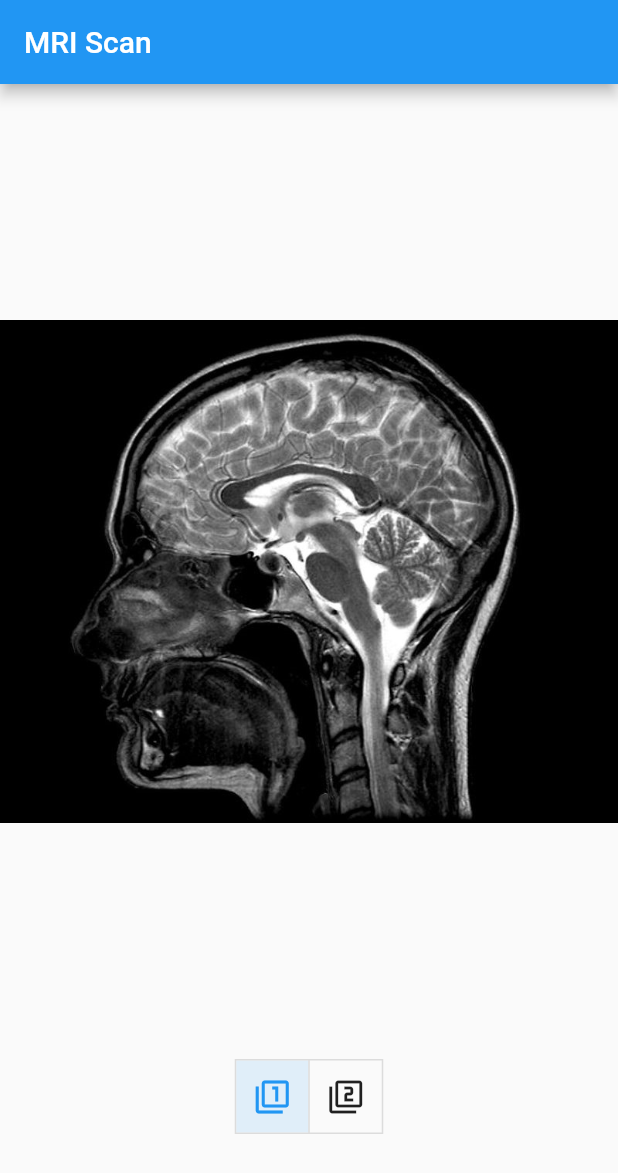
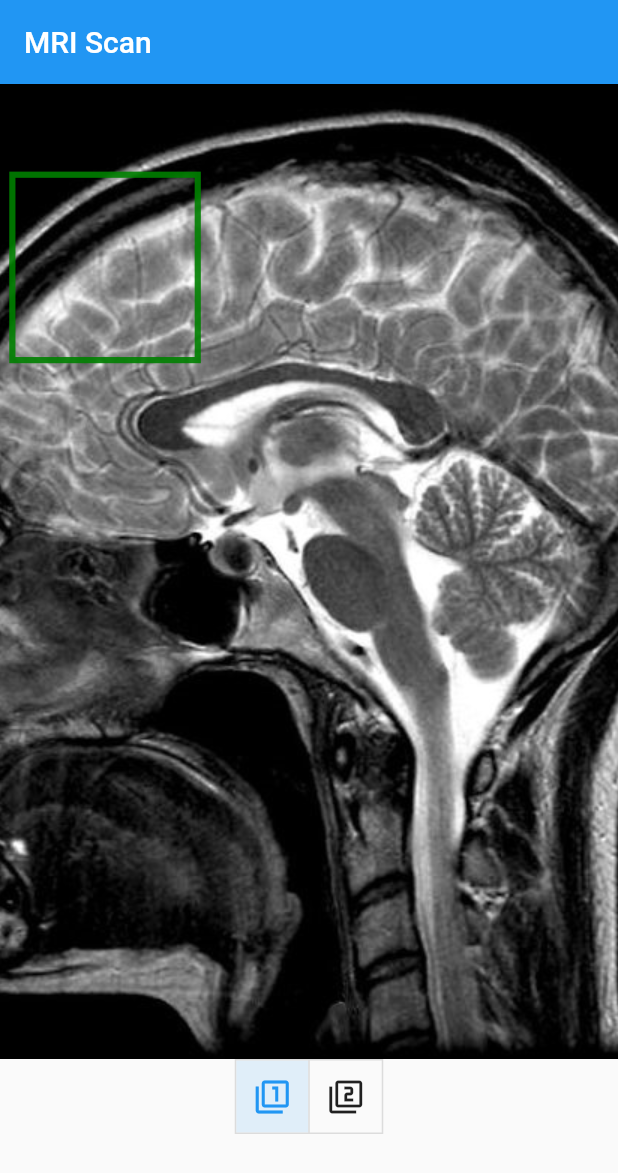
Before and after one commit to harikrishnanea-iitm/test_app, a Flutter app: the screen it shows after launch, after a tap on the "filter 1" icon, on a phone screen of 412 x 824 dp. Shown: the top 1173 px of the screen. Run offline on Flutter 3.47's test engine with Material 2 defaults, Android fonts, the phone set to English and light mode, and no system bars; our stand-ins replace flutter_svg; missing offline and left inert: dart:html.

Commit message:
SVG display and toggle

```diff
--- a/lib/main.dart
+++ b/lib/main.dart
@@ -3,6 +3,8 @@
 // found in the LICENSE file.
 
 import 'dart:html';
+// import 'dart:async';
+// import 'dart:ui';
 
 import 'package:flutter/material.dart';
 import 'package:flutter_svg/flutter_svg.dart';
@@ -19,7 +21,18 @@ class MyApp extends StatefulWidget {
 }
 
 class MyAppState extends State<MyApp> {
+  final String svgStart = '<svg width="500" height="500">';
+  final String svgEnd = '</svg>';
+
+  final String svgBox0 =
+      '<rect x="10" y="20" width="150" height="150" style="fill:white;stroke:green;stroke-width:5;fill-opacity:0.0;stroke-opacity:0.9" />';
+  final String svgBox1 =
+      '<rect  x="100" y="200" width="200" height="150" style="fill:white;stroke:blue;stroke-width:5;fill-opacity:0.0;stroke-opacity:0.9" />';
+
+  String rawSvgbox = '<svg width="500" height="500"></svg>';
+
   var buttonSel = [false, false];
+
   @override
   Widget build(BuildContext context) {
     return MaterialApp(
@@ -42,15 +55,27 @@ class MyAppState extends State<MyApp> {
                 decoration: const BoxDecoration(
                   image: DecorationImage(
                     image: AssetImage('assets/images/mri_scan.jpg'),
-                    fit: BoxFit.fitWidth,
+                    fit: BoxFit.none,
                   ), //
                 ),
+                child: SvgPicture.string(rawSvgbox),
+                // child: SvgPicture.string(rawSvgbox),
               ),
               ToggleButtons(
                 children: const [Icon(Icons.filter_1), Icon(Icons.filter_2)],
                 onPressed: (int index) {
                   setState(() {
                     buttonSel[index] = !buttonSel[index];
+
+                    String newSvg = "";
+                    if (buttonSel[0]) {
+                      newSvg += svgBox0;
+                    }
+                    if (buttonSel[1]) {
+                      newSvg += svgBox1;
+                    }
+
+                    rawSvgbox = svgStart + newSvg + svgEnd;
                   });
                 },
                 isSelected: buttonSel,
```
